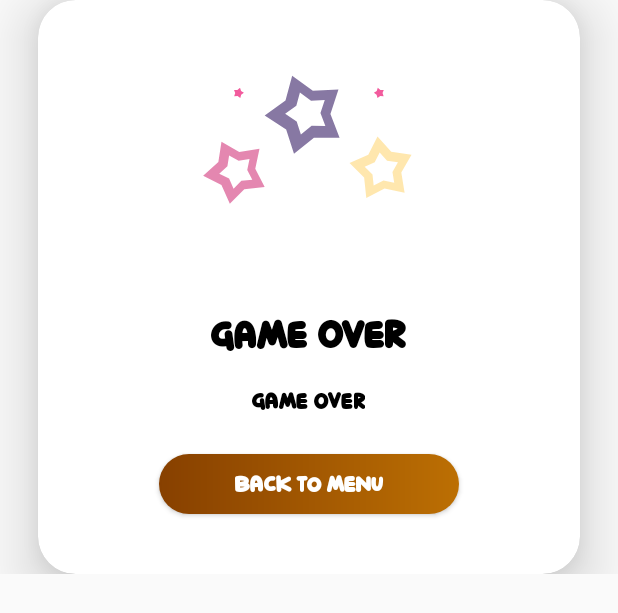
After one commit to yosafat72/fauna-indonesia, an Android app: the layout dialog_game_over.xml on its own in the app's theme, with its tools: preview values and no code run, on a phone screen of 412 x 824 dp. The commit adds this screen. Shown: the top 613 px of the screen. Run offline under Robolectric (Android 15) with nearby library versions, the phone set to English and light mode, and no system bars.

Commit message:
alert game over without saving

```diff
--- a/app/src/main/java/lab/yohesu/faunaindonesia/utils/AlertHelper.kt
+++ b/app/src/main/java/lab/yohesu/faunaindonesia/utils/AlertHelper.kt
@@ -1,5 +1,6 @@
 package lab.yohesu.faunaindonesia.utils
 
+import android.annotation.SuppressLint
 import android.app.Activity
 import android.app.Dialog
 import android.content.Context
@@ -10,8 +11,10 @@ import android.view.LayoutInflater
 import android.view.Window
 import android.view.WindowManager
 import lab.yohesu.faunaindonesia.databinding.DialogExitBinding
+import lab.yohesu.faunaindonesia.databinding.DialogGameOverBinding
 import lab.yohesu.faunaindonesia.databinding.DialogLeaderboardLevelBinding
 import lab.yohesu.faunaindonesia.databinding.DialogPlayingLevelBinding
+import lab.yohesu.faunaindonesia.view.MenuActivity
 import lab.yohesu.faunaindonesia.view.PlayingActivity
 import kotlin.system.exitProcess
 
@@ -117,4 +120,33 @@ class AlertHelper {
         dialog.show()
     }
 
+    @SuppressLint("SetTextI18n")
+    fun AlertGameOver(activity: Activity, score: Int){
+        val dialog = Dialog(activity)
+        dialog.requestWindowFeature(Window.FEATURE_NO_TITLE)
+        dialog.setCancelable(false)
+
+        val dialogBinding = DialogGameOverBinding.inflate(LayoutInflater.from(activity))
+
+        dialog.setContentView(dialogBinding.root)
+
+        val layoutParams = WindowManager.LayoutParams()
+        layoutParams.copyFrom(dialog.window!!.attributes)
+        layoutParams.width = WindowManager.LayoutParams.MATCH_PARENT
+        layoutParams.height = WindowManager.LayoutParams.WRAP_CONTENT
+
+        dialog.window?.setBackgroundDrawable(ColorDrawable(Color.TRANSPARENT))
+        dialog.window?.attributes = layoutParams
+
+        dialogBinding.txtScore.text = "Your score is $score"
+
+        dialogBinding.btnBackToMenu.setOnClickListener {
+            val intent = Intent(activity, MenuActivity::class.java)
+            activity.startActivity(intent)
+            activity.finishAffinity()
+        }
+
+        dialog.show()
+    }
+
 }
--- a/app/src/main/java/lab/yohesu/faunaindonesia/view/PlayingActivity.kt
+++ b/app/src/main/java/lab/yohesu/faunaindonesia/view/PlayingActivity.kt
@@ -14,6 +14,7 @@ import lab.yohesu.faunaindonesia.databinding.ActivityPlayingBinding
 import lab.yohesu.faunaindonesia.model.PlayingDataModel
 import lab.yohesu.faunaindonesia.model.PlayingModel
 import lab.yohesu.faunaindonesia.service.Status
+import lab.yohesu.faunaindonesia.utils.AlertHelper
 import lab.yohesu.faunaindonesia.viewmodel.PlayingViewModel
 
 class PlayingActivity : AppCompatActivity() {
@@ -21,6 +22,9 @@ class PlayingActivity : AppCompatActivity() {
     private lateinit var binding: ActivityPlayingBinding
     private val viewModel : PlayingViewModel by lazy {
         ViewModelProvider(this)[PlayingViewModel::class.java]
+    }
+    private val alertHelper: AlertHelper by lazy {
+        AlertHelper()
     }
 
     private var tempOption: String? = ""
@@ -44,6 +48,7 @@ class PlayingActivity : AppCompatActivity() {
                 tempArrQuestion?.get(arrPosition)?.let { it1 -> setToView(it1) }
             }else{
                 tempArrQuestion?.get(arrPosition)?.let { calculateScore(it) }
+                alertHelper.AlertGameOver(this, tempScope)
             }
             clearRadio()
         }
--- /dev/null
+++ b/app/src/main/res/layout/dialog_game_over.xml
@@ -0,0 +1,70 @@
+<?xml version="1.0" encoding="utf-8"?>
+<LinearLayout xmlns:android="http://schemas.android.com/apk/res/android"
+              android:layout_width="match_parent"
+              android:layout_height="wrap_content" xmlns:app="http://schemas.android.com/apk/res-auto">
+
+    <androidx.cardview.widget.CardView
+            android:layout_width="match_parent"
+            android:layout_height="wrap_content"
+            app:cardCornerRadius="@dimen/dp25"
+            app:cardElevation="@dimen/dp25"
+            android:layout_marginStart="@dimen/dp25"
+            android:layout_marginEnd="@dimen/dp25">
+
+        <LinearLayout
+                android:layout_width="match_parent"
+                android:layout_height="wrap_content"
+                android:orientation="vertical"
+                android:padding="@dimen/dp20">
+
+            <com.airbnb.lottie.LottieAnimationView
+                    android:layout_width="match_parent"
+                    android:layout_height="@dimen/dp150"
+                    app:lottie_rawRes="@raw/fireworks"
+                    app:lottie_autoPlay="true"
+                    app:lottie_loop="true"
+                    android:layout_gravity="center_horizontal"
+                    android:layout_marginTop="@dimen/dp20"/>
+
+            <TextView
+                    android:layout_width="wrap_content"
+                    android:layout_height="wrap_content"
+                    android:text="@string/game_over"
+                    android:textAllCaps="false"
+                    android:textSize="28sp"
+                    android:textColor="@color/black"
+                    android:layout_marginTop="@dimen/dp15"
+                    android:fontFamily="@font/dilo_world"
+                    android:layout_gravity="center_horizontal"/>
+
+            <TextView
+                    android:id="@+id/txtScore"
+                    android:layout_width="wrap_content"
+                    android:layout_height="wrap_content"
+                    android:text="@string/game_over"
+                    android:textAllCaps="false"
+                    android:textSize="16sp"
+                    android:textColor="@color/black"
+                    android:layout_marginTop="@dimen/dp15"
+                    android:fontFamily="@font/dilo_world"
+                    android:layout_gravity="center_horizontal"/>
+
+            <Button
+                    android:id="@+id/btnBackToMenu"
+                    android:layout_width="@dimen/dp200"
+                    android:layout_height="40dp"
+                    android:textColor="@color/white"
+                    android:text="@string/back_to_menu"
+                    android:textAllCaps="false"
+                    android:textSize="16sp"
+                    android:background="@drawable/rounded_button"
+                    android:layout_marginTop="@dimen/dp25"
+                    android:fontFamily="@font/dilo_world"
+                    android:layout_gravity="center_horizontal"
+                    android:layout_marginBottom="@dimen/dp20"/>
+
+        </LinearLayout>
+
+    </androidx.cardview.widget.CardView>
+
+</LinearLayout>
--- a/app/src/main/res/values/strings.xml
+++ b/app/src/main/res/values/strings.xml
@@ -49,5 +49,7 @@
     <string name="level_03">Level 03</string>
     <string name="next">Next</string>
     <string name="score_0">Score : 0</string>
+    <string name="game_over">Game Over</string>
+    <string name="back_to_menu">Back to menu</string>
 
 </resources>
```
Also changed, not shown: app/src/main/res/raw/fireworks.json (added, +1 -0 lines).
